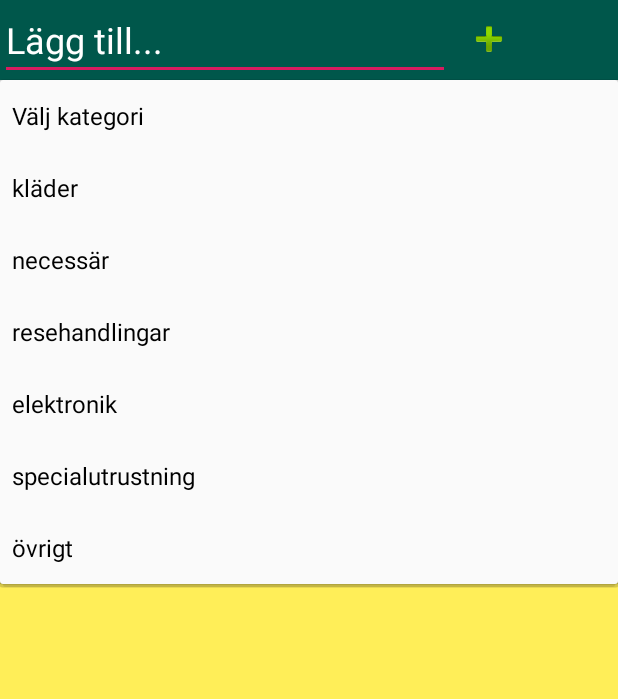
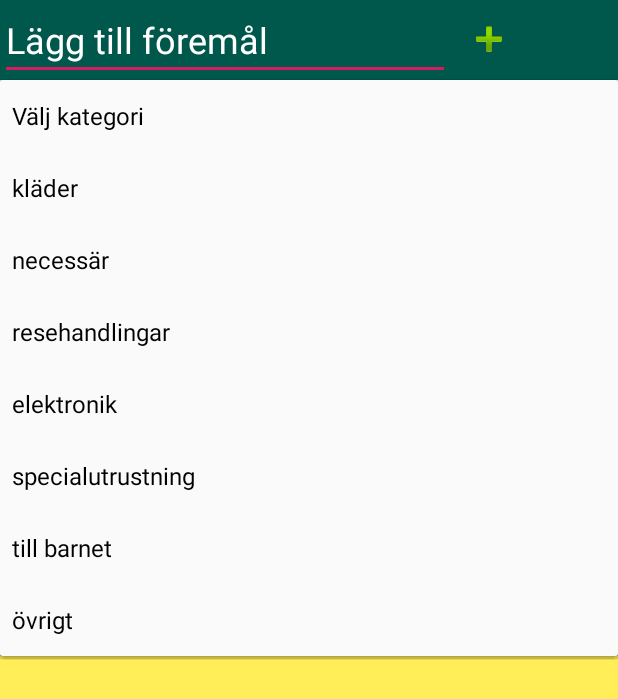
Before and after one commit to jostvi/BagpackerDemo2, an Android app: the ListViewActivity screen opened directly, with no data from a screen before it, after a tap on "Välj kategori", on a phone screen of 412 x 824 dp. Shown: the top 699 px of the screen. Run offline under Robolectric (Android 15) with nearby library versions, the phone set to English and light mode, and no system bars; network calls fail; 3 statements that could not run were skipped.

```diff
--- a/app/src/main/java/se/mau/ai9856/bagpackerdemo/ListViewActivity.java
+++ b/app/src/main/java/se/mau/ai9856/bagpackerdemo/ListViewActivity.java
@@ -68,6 +68,7 @@ public class ListViewActivity extends AppCompatActivity implements AdapterView.O
                 subList.setName(category);
                 categorySubList.put(category, subList);
                 expList.add(subList);
+                expListView.expandGroup(expList.indexOf(subList));
             }
             ArrayList<Packable> list = subList.getItemList(); // FIXA!
             list.add(new Packable(newItem));
--- a/app/src/main/res/layout/activity_list_view.xml
+++ b/app/src/main/res/layout/activity_list_view.xml
@@ -22,7 +22,7 @@
                 android:id="@+id/etNewItem"
                 android:layout_width="300dp"
                 android:layout_height="wrap_content"
-                android:hint="Lägg till..."
+                android:hint="Lägg till föremål"
                 android:textColor="@color/cardview_light_background"
                 android:textColorHint="@color/cardview_light_background"
                 android:textSize="24sp" />
@@ -39,7 +39,7 @@
         <Spinner
             android:id="@+id/spChooseCategory"
             android:layout_width="match_parent"
-            android:layout_height="wrap_content"
+            android:layout_height="45sp"
             android:background="@color/cardview_light_background" />
 
     </LinearLayout>
--- a/app/src/main/res/values/strings.xml
+++ b/app/src/main/res/values/strings.xml
@@ -49,6 +49,7 @@
         <item>resehandlingar</item>
         <item>elektronik</item>
         <item>specialutrustning</item>
+        <item>till barnet</item>
         <item>övrigt</item>
     </string-array>
 </resources>
```
Also changed, not shown: app/src/main/java/se/mau/ai9856/bagpackerdemo/ShowSavedActivity.java (+15 -10 lines).
